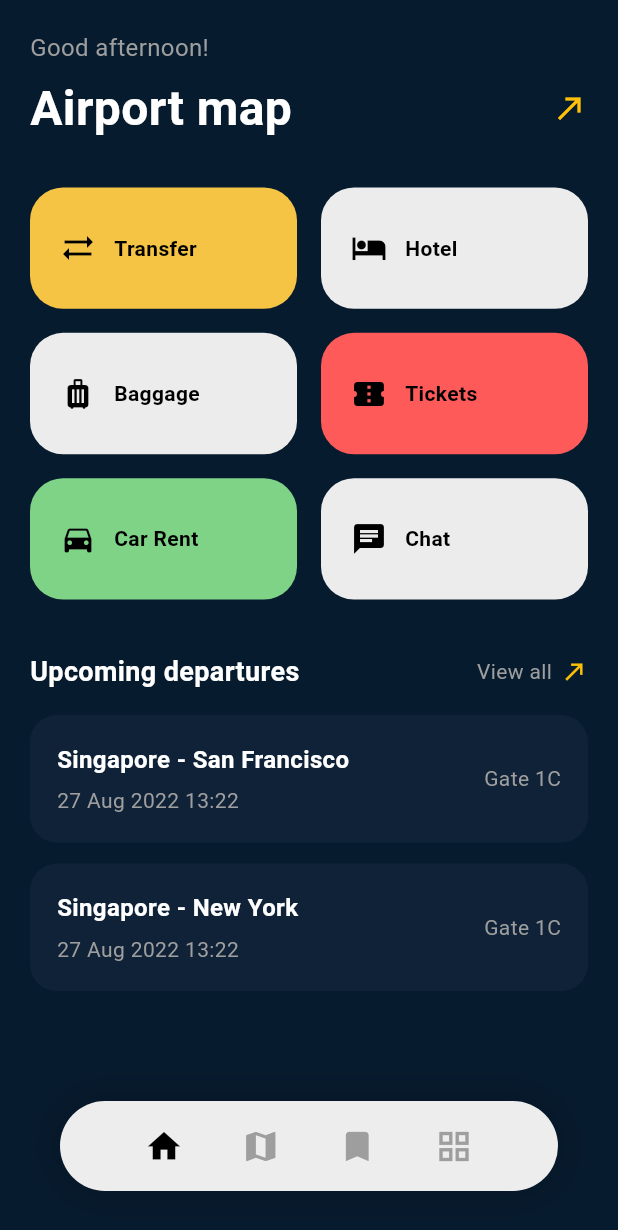
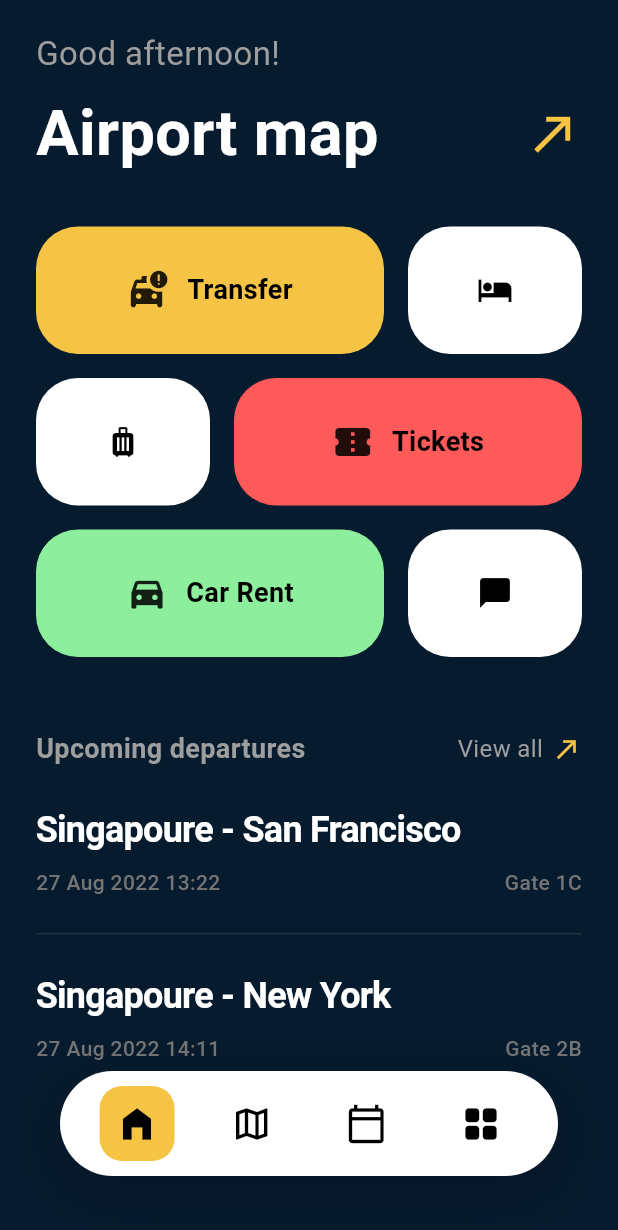
Before and after one commit to midhun93/sinport_flutter, a Flutter app: the screen it shows after launch, on a phone screen of 412 x 824 dp. Shown: the top 1230 px of the screen. Run offline on Flutter 3.47's test engine with Material 3 defaults, Android fonts, the phone set to English and light mode, and no system bars; our stand-ins replace flutter_map, latlong2; network calls fail.

Commit message:
home content changes

```diff
--- a/lib/screens/home_content.dart
+++ b/lib/screens/home_content.dart
@@ -7,138 +7,154 @@ class HomeContent extends StatelessWidget {
 
   @override
   Widget build(BuildContext context) {
-
     return SingleChildScrollView(
-      padding: const EdgeInsets.all(20),
-
+      padding: const EdgeInsets.symmetric(horizontal: 24),
       child: Column(
         crossAxisAlignment: CrossAxisAlignment.start,
-
         children: [
-
+          const SizedBox(height: 20),
           const Text(
             "Good afternoon!",
             style: TextStyle(
-              fontSize: 16,
+              fontSize: 22,
               color: Colors.grey,
+              fontWeight: FontWeight.w400,
             ),
           ),
-
-          const SizedBox(height: 6),
-
-          Row(
+          const SizedBox(height: 8),
+          const Row(
             mainAxisAlignment: MainAxisAlignment.spaceBetween,
-            children: const [
+            children: [
               Text(
                 "Airport map",
                 style: TextStyle(
-                  fontSize: 32,
+                  fontSize: 42,
                   fontWeight: FontWeight.bold,
                   color: Colors.white,
                 ),
               ),
-              Icon(Icons.north_east, color: Colors.amber)
+              Icon(Icons.north_east, color: Color(0xffF6C445), size: 38)
             ],
           ),
+          const SizedBox(height: 32),
 
-          const SizedBox(height: 30),
-
-          GridView.count(
-            crossAxisCount: 2,
-            shrinkWrap: true,
-            physics: const NeverScrollableScrollPhysics(),
-            mainAxisSpacing: 16,
-            crossAxisSpacing: 16,
-            childAspectRatio: 2.2,
-
-            children: const [
-
-              ServiceButton(
+          // Row 1
+          Row(
+            children: [
+              const ServiceButton(
                 title: "Transfer",
                 color: Color(0xffF6C445),
-                icon: Icons.sync_alt,
+                isWide: true,
+                icon: Icon(Icons.taxi_alert_rounded, size: 28),
               ),
+              const SizedBox(width: 16),
+              ServiceButton(
+                color: Colors.white,
+                icon: Image.network(
+                  "https://cdn-icons-png.flaticon.com/512/3009/3009489.png",
+                  width: 32,
+                  height: 32,
+                  errorBuilder: (context, error, stackTrace) => const Icon(Icons.hotel, color: Colors.black),
+                ),
+              ),
+            ],
+          ),
+          const SizedBox(height: 16),
 
+          // Row 2
+          Row(
+            children: [
               ServiceButton(
-                title: "Hotel",
-                color: Color(0xffECECEC),
-                icon: Icons.hotel,
-                darkIcon: true,
+                color: Colors.white,
+                icon: Image.network(
+                  "https://cdn-icons-png.flaticon.com/512/2961/2961571.png",
+                  width: 32,
+                  height: 32,
+                  errorBuilder: (context, error, stackTrace) => const Icon(Icons.luggage, color: Colors.black),
+                ),
               ),
-
-              ServiceButton(
-                title: "Baggage",
-                color: Color(0xffECECEC),
-                icon: Icons.luggage,
-                darkIcon: true,
-              ),
-
-              ServiceButton(
+              const SizedBox(width: 16),
+              const ServiceButton(
                 title: "Tickets",
                 color: Color(0xffFF5A5A),
-                icon: Icons.confirmation_num,
+                isWide: true,
+                icon: Icon(Icons.confirmation_num, size: 28),
               ),
+            ],
+          ),
+          const SizedBox(height: 16),
 
+          // Row 3
+          Row(
+            children: [
+              const ServiceButton(
+                title: "Car Rent",
+                color: Color(0xff8DEE9D),
+                isWide: true,
+                icon: Icon(Icons.directions_car_filled, size: 28),
+              ),
+              const SizedBox(width: 16),
               ServiceButton(
-                title: "Car Rent",
-                color: Color(0xff7ED387),
-                icon: Icons.directions_car,
-              ),
-
-              ServiceButton(
-                title: "Chat",
-                color: Color(0xffECECEC),
-                icon: Icons.chat,
-                darkIcon: true,
+                color: Colors.white,
+                icon: Image.network(
+                  "https://cdn-icons-png.flaticon.com/512/2462/2462719.png",
+                  width: 32,
+                  height: 32,
+                  errorBuilder: (context, error, stackTrace) => const Icon(Icons.chat_bubble, color: Colors.black),
+                ),
               ),
             ],
           ),
 
-          const SizedBox(height: 35),
+          const SizedBox(height: 48),
 
-          Row(
+          const Row(
             mainAxisAlignment: MainAxisAlignment.spaceBetween,
-            children: const [
-
+            children: [
               Text(
                 "Upcoming departures",
                 style: TextStyle(
                   fontSize: 18,
-                  fontWeight: FontWeight.bold,
-                  color: Colors.white,
+                  fontWeight: FontWeight.w600,
+                  color: Colors.grey,
                 ),
               ),
-
               Row(
                 children: [
                   Text(
                     "View all",
-                    style: TextStyle(color: Colors.grey),
+                    style: TextStyle(color: Colors.grey, fontSize: 16),
                   ),
                   SizedBox(width: 6),
-                  Icon(Icons.north_east, color: Colors.amber, size: 18)
+                  Icon(Icons.north_east, color: Color(0xffF6C445), size: 20)
                 ],
               )
             ],
           ),
 
-          const SizedBox(height: 16),
+          const SizedBox(height: 24),
 
           const DepartureCard(
-            from: "Singapore",
+            from: "Singapoure",
             to: "San Francisco",
             time: "27 Aug 2022 13:22",
+            gate: "Gate 1C",
           ),
 
-          const SizedBox(height: 14),
+          const SizedBox(height: 24),
+
+          const Divider(color: Colors.white10, height: 1),
+
+          const SizedBox(height: 24),
 
           const DepartureCard(
-            from: "Singapore",
+            from: "Singapoure",
             to: "New York",
             time: "27 Aug 2022 14:11",
+            gate: "Gate 2B",
           ),
 
-          const SizedBox(height: 100),
+          const SizedBox(height: 120),
         ],
       ),
     );
--- a/lib/widgets/bottom_nav.dart
+++ b/lib/widgets/bottom_nav.dart
@@ -13,26 +13,26 @@ class BottomNav extends StatelessWidget {
   @override
   Widget build(BuildContext context) {
     return Container(
-      margin: const EdgeInsets.fromLTRB(40, 0, 40, 30),
-      height: 60,
-      padding: const EdgeInsets.symmetric(horizontal: 18),
+      margin: const EdgeInsets.fromLTRB(40, 0, 40, 40),
+      height: 70,
       decoration: BoxDecoration(
-        color: const Color(0xffEDEDED),
+        color: Colors.white,
         borderRadius: BorderRadius.circular(35),
         boxShadow: [
           BoxShadow(
-            blurRadius: 20,
-            color: Colors.black.withOpacity(.25),
+            blurRadius: 30,
+            color: Colors.black.withOpacity(.2),
+            offset: const Offset(0, 10),
           )
         ],
       ),
       child: Row(
         mainAxisAlignment: MainAxisAlignment.spaceEvenly,
         children: [
-          _buildItem(Icons.home, 0),
-          _buildItem(Icons.map, 1),
-          _buildItem(Icons.bookmark, 2),
-          _buildItem(Icons.grid_view, 3),
+          _buildItem(Icons.home_filled, 0),
+          _buildItem(Icons.map_outlined, 1),
+          _buildItem(Icons.calendar_today_outlined, 2),
+          _buildItem(Icons.grid_view_rounded, 3),
         ],
       ),
     );
@@ -41,14 +41,56 @@ class BottomNav extends StatelessWidget {
   Widget _buildItem(IconData icon, int index) {
     bool selected = index == currentIndex;
 
+    return _AnimatedNavItem(
+      icon: icon,
+      selected: selected,
+      onTap: () => onTap(index),
+    );
+  }
+}
+
+class _AnimatedNavItem extends StatefulWidget {
+  final IconData icon;
+  final bool selected;
+  final VoidCallback onTap;
+
+  const _AnimatedNavItem({
+    required this.icon,
+    required this.selected,
+    required this.onTap,
+  });
+
+  @override
+  State<_AnimatedNavItem> createState() => _AnimatedNavItemState();
+}
+
+class _AnimatedNavItemState extends State<_AnimatedNavItem> {
+  double scale = 1.0;
+
+  @override
+  Widget build(BuildContext context) {
     return GestureDetector(
-      onTap: () => onTap(index),
-      child: Icon(
-        icon,
-        color: selected ? Colors.black : Colors.grey,
-        size: 26,
+      onTapDown: (_) => setState(() => scale = 0.8),
+      onTapUp: (_) => setState(() => scale = 1.0),
+      onTapCancel: () => setState(() => scale = 1.0),
+      onTap: widget.onTap,
+      child: AnimatedScale(
+        scale: scale,
+        duration: const Duration(milliseconds: 100),
+        child: Container(
+          width: 50,
+          height: 50,
+          decoration: BoxDecoration(
+            color: widget.selected ? const Color(0xffF6C445) : Colors.transparent,
+            borderRadius: BorderRadius.circular(15),
+          ),
+          child: Icon(
+            widget.icon,
+            color: Colors.black,
+            size: 28,
+          ),
+        ),
       ),
     );
   }
-
 }
--- a/lib/widgets/departure_card.dart
+++ b/lib/widgets/departure_card.dart
@@ -1,65 +1,56 @@
 import 'package:flutter/material.dart';
 
 class DepartureCard extends StatelessWidget {
-
   final String from;
   final String to;
   final String time;
+  final String gate;
 
   const DepartureCard({
     super.key,
     required this.from,
     required this.to,
     required this.time,
+    required this.gate,
   });
 
   @override
   Widget build(BuildContext context) {
-
-    return Container(
-      padding: const EdgeInsets.all(18),
-
-      decoration: BoxDecoration(
-        color: const Color(0xff0F2238),
-        borderRadius: BorderRadius.circular(18),
-      ),
-
-      child: Row(
+    return Column(
+      crossAxisAlignment: CrossAxisAlignment.start,
       children: [
-
-          Expanded(
-            child: Column(
-              crossAxisAlignment: CrossAxisAlignment.start,
-
-              children: [
-
         Text(
           "$from - $to",
           style: const TextStyle(
             color: Colors.white,
-                    fontSize: 16,
-                    fontWeight: FontWeight.bold,
+            fontSize: 24,
+            fontWeight: FontWeight.w600,
+            letterSpacing: -0.5,
           ),
         ),
-
-                const SizedBox(height: 6),
-
-                const Text(
-                  "27 Aug 2022 13:22",
-                  style: TextStyle(color: Colors.grey),
+        const SizedBox(height: 8),
+        Row(
+          mainAxisAlignment: MainAxisAlignment.spaceBetween,
+          children: [
+            Text(
+              time,
+              style: const TextStyle(
+                color: Color(0xff757575),
+                fontSize: 14,
+                fontWeight: FontWeight.w500,
+              ),
+            ),
+            Text(
+              gate,
+              style: const TextStyle(
+                color: Color(0xff757575),
+                fontSize: 14,
+                fontWeight: FontWeight.w500,
+              ),
             ),
           ],
         ),
-          ),
-
-          const Text(
-            "Gate 1C",
-            style: TextStyle(
-              color: Colors.grey,
-            ),
-          )
       ],
-      ),
     );
   }
 }
--- a/lib/widgets/service_button.dart
+++ b/lib/widgets/service_button.dart
@@ -1,18 +1,17 @@
 import 'package:flutter/material.dart';
 
 class ServiceButton extends StatefulWidget {
-
-  final String title;
+  final String? title;
   final Color color;
-  final IconData icon;
-  final bool darkIcon;
+  final Widget icon;
+  final bool isWide;
 
   const ServiceButton({
     super.key,
-    required this.title,
+    this.title,
     required this.color,
     required this.icon,
-    this.darkIcon = false,
+    this.isWide = false,
   });
 
   @override
@@ -20,47 +19,42 @@ class ServiceButton extends StatefulWidget {
 }
 
 class _ServiceButtonState extends State<ServiceButton> {
-
   double scale = 1;
 
   @override
   Widget build(BuildContext context) {
-
-    return GestureDetector(
-      onTapDown: (_) => setState(() => scale = 0.95),
+    return Expanded(
+      flex: widget.isWide ? 2 : 1,
+      child: GestureDetector(
+        onTapDown: (_) => setState(() => scale = 0.92),
         onTapUp: (_) => setState(() => scale = 1),
         onTapCancel: () => setState(() => scale = 1),
-
         child: AnimatedScale(
           scale: scale,
-        duration: const Duration(milliseconds: 120),
-
+          duration: const Duration(milliseconds: 100),
           child: Container(
-          padding: const EdgeInsets.symmetric(horizontal: 20),
-
+            height: 85,
             decoration: BoxDecoration(
               color: widget.color,
-            borderRadius: BorderRadius.circular(22),
+              borderRadius: BorderRadius.circular(28),
             ),
-
-          child: Row(
+            child: widget.isWide
+                ? Row(
+                    mainAxisAlignment: MainAxisAlignment.center,
                     children: [
-
-              Icon(
                       widget.icon,
-                color: widget.darkIcon ? Colors.black : Colors.black,
-              ),
-
                       const SizedBox(width: 12),
-
                       Text(
-                widget.title,
-                style: TextStyle(
-                  fontWeight: FontWeight.bold,
-                  color: widget.darkIcon ? Colors.black : Colors.black,
+                        widget.title ?? "",
+                        style: const TextStyle(
+                          fontSize: 18,
+                          fontWeight: FontWeight.w700,
+                          color: Colors.black,
                         ),
                       )
                     ],
+                  )
+                : Center(child: widget.icon),
           ),
         ),
       ),
```
Also changed, not shown: 10 other files. Lines whose indentation alone changed are shown as unchanged.
